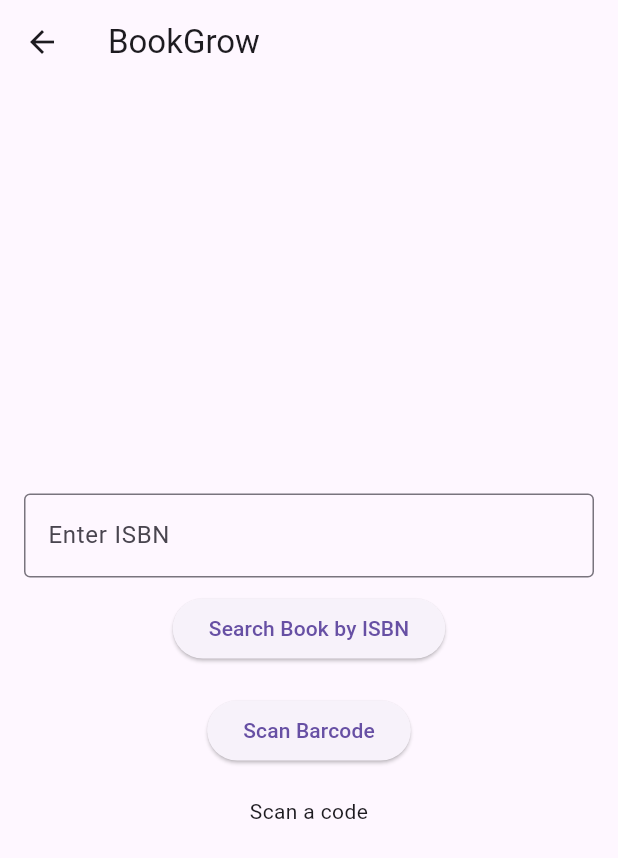
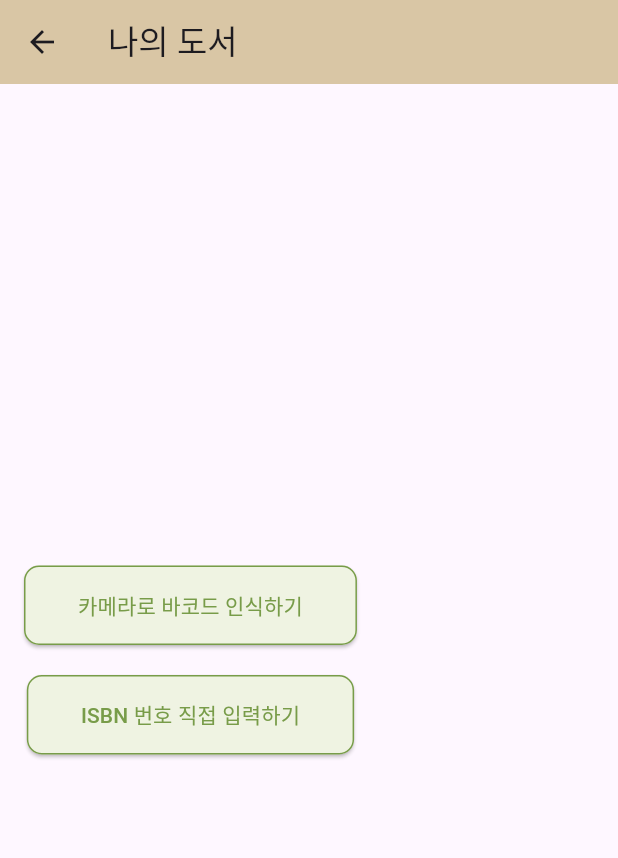
Before and after one commit to yangseoh22/capstone_bookgrow_App, a Flutter app: the MyBooks screen opened directly, scrolled down 126 dp, after a tap on "새로운 도서 등록하러 가기", on a phone screen of 412 x 824 dp. Shown: the top 858 px of the screen. Run offline on Flutter 3.47's test engine with Material 3 defaults, Android fonts, the phone set to English and light mode, and no system bars; our stand-ins replace get, logger; missing offline and left inert: barcode_scan2; network calls fail.

Commit message:
TASK #3 : 폴더를 분리하였습니다.

```diff
--- a/lib/login.dart
+++ b/lib/login/login.dart
@@ -1,6 +1,6 @@
 import 'package:flutter/material.dart';
 import 'package:get/get.dart';
-import 'mybooks.dart'; // 나의 도서 페이지
+import '../mybooks/mybooks.dart'; // 나의 도서 페이지
 import 'signup.dart'; // 회원가입 페이지
 
 class LoginPage extends StatelessWidget {
--- a/lib/main.dart
+++ b/lib/main.dart
@@ -1,6 +1,6 @@
 import 'package:flutter/material.dart';
 import 'package:get/get.dart';
-import 'login.dart'; // 로그인 페이지
+import 'login/login.dart'; // 로그인 페이지
 
 void main() {
   runApp(MyApp());
--- a/lib/mybooks.dart
+++ /dev/null
@@ -1,229 +0,0 @@
-import 'package:flutter/material.dart';
-import 'package:get/get.dart';
-import 'custom_bottom_nav.dart';
-import 'barcode_scan.dart'; // 바코드 스캔 페이지
-
-class MyBooks extends StatefulWidget {
-  @override
-  _MyBooksState createState() => _MyBooksState();
-}
-
-class _MyBooksState extends State<MyBooks> {
-  List<String> categories = ['전체', '소설', '비소설', '과학', '기타'];
-  String dropdownValue = '전체';
-
-  @override
-  Widget build(BuildContext context) {
-    return Scaffold(
-        body: Padding(
-          padding: const EdgeInsets.all(20.0),
-          child: Column(
-            crossAxisAlignment: CrossAxisAlignment.start,
-            children: [
-              SizedBox(height: 30),
-              Text(
-                '나의 도서',
-                style: TextStyle(
-                  color: Color(0xFF789C49), // 초록색 텍스트
-                  fontSize: 28,
-                  fontWeight: FontWeight.bold,
-                ),
-              ),
-              SizedBox(height: 20),
-              Align(
-                alignment: Alignment.center, // 가로 방향으로 중앙 정렬
-                child: ElevatedButton(
-                  onPressed: () {
-                    Get.to(() => BarcodeScanExample());  // 새로운 도서 등록 로직 추가
-                  },
-                  style: ElevatedButton.styleFrom(
-                    backgroundColor: Color(0xFFF1F4E8),
-                    padding: EdgeInsets.symmetric(horizontal: 50, vertical: 30),
-                    side: BorderSide(
-                      color: Color(0xFF789C49),
-                      width: 1.0,
-                    ),
-                    shape: RoundedRectangleBorder(
-                      borderRadius: BorderRadius.circular(20.0),
-                    ),
-                  ),
-                  child: Text(
-                    '새로운 도서 등록하러 가기',
-                    style: TextStyle(fontSize: 16, color: Color(0xFF789C49)),
-                  ),
-                ),
-              ),
-              SizedBox(height: 20),
-              TextButton(
-                onPressed: () {
-                  Get.to(() => CategoryEditPage(
-                    categories: categories,
-                    onCategoriesChanged: (updatedCategories) {
-                      setState(() {
-                        categories = updatedCategories;
-                      });
-                    },
-                  ));
-                },
-                child: Text(
-                  '카테고리 수정',
-                  style: TextStyle(
-                    color: Colors.grey,
-                    decoration: TextDecoration.underline,
-                  ),
-                ),
-              ),
-              // 카테고리 선택 드롭박스
-              Row(
-                children: [
-                  SizedBox(width: 100),
-                  Text(
-                    '카테고리',
-                    style: TextStyle(
-                      color: Colors.blueGrey,
-                      fontSize: 15,
-                      fontWeight: FontWeight.bold,
-                    ),
-                  ),
-                  SizedBox(width: 30),
-                  DropdownButton<String>(
-                    value: dropdownValue,
-                    icon: Icon(Icons.arrow_drop_down),
-                    items: categories
-                        .map<DropdownMenuItem<String>>((String value) {
-                      return DropdownMenuItem<String>(
-                        value: value,
-                        child: Text(
-                          value,
-                          style: TextStyle(
-                            color: Colors.grey,
-                          ),
-                        ),
-                      );
-                    }).toList(),
-                    onChanged: (String? newValue) {
-                      setState(() {
-                        dropdownValue = newValue!;
-                      });
-                    },
-                  ),
-                ],
-              ),
-              Expanded(
-                child: ListView.builder(
-                  itemCount: 10, // 샘플 데이터 수
-                  itemBuilder: (context, index) {
-                    return ListTile(
-                      leading: Container(
-                        width: 50,
-                        height: 50,
-                        color: Colors.grey, // 책 표지 위치
-                        child: Center(child: Text('책표지')),
-                      ),
-                      title: Text(
-                        '도서제목입니다.',
-                        style: TextStyle(
-                          color: Colors.grey,
-                        ),
-                      ),
-                    );
-                  },
-                ),
-              ),
-            ],
-          ),
-        ),
-      bottomNavigationBar: CustomBottomNavBar(selectedIndex: 0), // 하단 네비게이션 바
-    );
-  }
-}
-
-// 카테고리 수정 페이지
-class CategoryEditPage extends StatefulWidget {
-  final List<String> categories;
-  final ValueChanged<List<String>> onCategoriesChanged;
-
-  CategoryEditPage({required this.categories, required this.onCategoriesChanged});
-
-  @override
-  _CategoryEditPageState createState() => _CategoryEditPageState();
-}
-
-class _CategoryEditPageState extends State<CategoryEditPage> {
-  List<String> categories = [];
-  final TextEditingController _categoryController = TextEditingController();
-
-  @override
-  void initState() {
-    super.initState();
-    categories = List.from(widget.categories); // 기존 카테고리 목록을 받아옴
-  }
-
-  void _addCategory() {
-    if (_categoryController.text.isNotEmpty) {
-      setState(() {
-        categories.add(_categoryController.text);
-        _categoryController.clear();
-      });
-    }
-  }
-
-  void _removeCategory(int index) {
-    setState(() {
-      categories.removeAt(index);
-    });
-  }
-
-  void _goBack() {
-    widget.onCategoriesChanged(categories); // 수정된 카테고리 목록 전달
-    Get.back(); // 뒤로 가기
-  }
-
-  @override
-  Widget build(BuildContext context) {
-    return Scaffold(
-      appBar: AppBar(
-        title: Text('카테고리 수정'),
-      ),
-      body: Padding(
-        padding: const EdgeInsets.all(16.0),
-        child: Column(
-          children: [
-            // 카테고리 리스트
-            Expanded(
-              child: ListView.builder(
-                itemCount: categories.length,
-                itemBuilder: (context, index) {
-                  return ListTile(
-                    title: Text(categories[index]),
-                    trailing: IconButton(
-                      icon: Icon(Icons.delete, color: Colors.red),
-                      onPressed: () => _removeCategory(index),
-                    ),
-                  );
-                },
-              ),
-            ),
-            // 새 카테고리 추가 필드
-            TextField(
-              controller: _categoryController,
-              decoration: InputDecoration(
-                hintText: '새 카테고리 입력',
-                suffixIcon: IconButton(
-                  icon: Icon(Icons.add),
-                  onPressed: _addCategory,
-                ),
-              ),
-            ),
-            SizedBox(height: 20),
-            // 뒤로 가기 버튼
-            ElevatedButton(
-              onPressed: _goBack,
-              child: Text('뒤로 가기'),
-            ),
-          ],
-        ),
-      ),
-    );
-  }
-}
--- a/lib/barcode_scan.dart
+++ b/lib/mybooks/barcode_scan.dart
@@ -1,7 +1,7 @@
 import 'package:flutter/material.dart';
 import 'package:barcode_scan2/barcode_scan2.dart';
-import 'package:logger/logger.dart';  // 로그
-import 'book_info.dart'; // 도서 정보 페이지
+import 'package:logger/logger.dart';
+import 'book_info.dart';
 
 // Logger 인스턴스 생성
 var logger = Logger();
@@ -30,7 +30,6 @@ class _BarcodeScanExampleState extends State<BarcodeScanExample> {
         logger.i("스캔된 바코드: $barcode");  // 정보 로그
         logger.i("생성된 API URL: $apiUrl");  // 정보 로그
       });
-      // 스캔 후에 API 요청 및 결과 페이지로 이동
       if (apiUrl.isNotEmpty) {
         logger.i("API 요청을 위해 페이지 이동");
         Navigator.push(
@@ -66,10 +65,7 @@ class _BarcodeScanExampleState extends State<BarcodeScanExample> {
 
   // 국립중앙도서관 ISBN API URL 조합 메서드
   String _generateApiUrl(String isbn) {
-    // 국립중앙도서관 API의 기본 URL
     const baseUrl = 'https://www.nl.go.kr/NL/search/openApi/search.do';
-
-    // kwd 파라미터에 스캔된 ISBN과 API 키를 조합하여 최종 URL 생성
     return '$baseUrl?key=$apiKey&kwd=$isbn';
   }
 
@@ -77,48 +73,49 @@ class _BarcodeScanExampleState extends State<BarcodeScanExample> {
   Widget build(BuildContext context) {
     return Scaffold(
       appBar: AppBar(
-        title: Text('BookGrow'),  // 앱 상단의 제목
+        title: Text('나의 도서'), // 상단 제목
+        backgroundColor: Color(0xFFD9C6A5), // 상단 배경색
       ),
-      body: Center(
-        child: Padding(
-          padding: const EdgeInsets.all(16.0),
-          child: Column(
-            mainAxisAlignment: MainAxisAlignment.center,
-            children: <Widget>[
-              // ISBN 직접 입력 필드
-              TextField(
-                controller: isbnController,
-                decoration: InputDecoration(
-                  border: OutlineInputBorder(),
-                  labelText: 'Enter ISBN',
+      body: Padding(
+        padding: const EdgeInsets.all(16.0),
+        child: Column(
+          mainAxisAlignment: MainAxisAlignment.center,
+          children: [
+            // 첫 번째 버튼: 바코드 인식
+            ElevatedButton(
+              onPressed: scanBarcode,
+              style: ElevatedButton.styleFrom(
+                backgroundColor: Color(0xFFEFF3E2), // 연한 초록 배경색
+                padding: EdgeInsets.symmetric(vertical: 16.0, horizontal: 36.0),
+                shape: RoundedRectangleBorder(
+                  borderRadius: BorderRadius.circular(10),
                 ),
-                keyboardType: TextInputType.number,  // 숫자 키패드 표시
-                onChanged: (value) {
-                  setState(() {
-                    isbnInput = value;  // 입력된 ISBN을 반영
-                  });
-                },
+                side: BorderSide(color: Color(0xFF789C49)), // 테두리 색상
               ),
-              SizedBox(height: 10),  // 여백 추가
-              // 도서 검색 버튼
-              ElevatedButton(
-                onPressed: searchBook,  // 버튼 클릭 시 ISBN 검색 실행
-                child: Text('Search Book by ISBN'),
+              child: Text(
+                '카메라로 바코드 인식하기',
+                style: TextStyle(color: Color(0xFF789C49)), // 텍스트 색상
               ),
-              SizedBox(height: 20),  // 버튼과 스캔 버튼 사이에 여백 추가
-              // 바코드 스캔 시작 버튼
-              ElevatedButton(
-                onPressed: scanBarcode,  // 버튼 클릭 시 바코드 스캔 실행
-                child: Text('Scan Barcode'),
+            ),
+            SizedBox(height: 20), // 버튼 사이 여백
+
+            // 두 번째 버튼: ISBN 직접 입력
+            ElevatedButton(
+              onPressed: searchBook,
+              style: ElevatedButton.styleFrom(
+                backgroundColor: Color(0xFFEFF3E2),
+                padding: EdgeInsets.symmetric(vertical: 16.0, horizontal: 36.0),
+                shape: RoundedRectangleBorder(
+                  borderRadius: BorderRadius.circular(10),
+                ),
+                side: BorderSide(color: Color(0xFF789C49)),
               ),
-              SizedBox(height: 20),  // 버튼과 결과 텍스트 사이에 여백 추가
-              // 스캔된 결과 또는 안내 메시지 표시
-              Text(
-                barcode.isEmpty ? 'Scan a code' : 'Scanned code: $barcode',
-                textAlign: TextAlign.center,
+              child: Text(
+                'ISBN 번호 직접 입력하기',
+                style: TextStyle(color: Color(0xFF789C49)),
               ),
-            ],
-          ),
+            ),
+          ],
         ),
       ),
     );
--- /dev/null
+++ b/lib/mybooks/mybooks.dart
@@ -0,0 +1,229 @@
+import 'package:flutter/material.dart';
+import 'package:get/get.dart';
+import '../custom_bottom_nav.dart';
+import 'barcode_scan.dart'; // 바코드 스캔 페이지
+
+class MyBooks extends StatefulWidget {
+  @override
+  _MyBooksState createState() => _MyBooksState();
+}
+
+class _MyBooksState extends State<MyBooks> {
+  List<String> categories = ['전체', '소설', '비소설', '과학', '기타'];
+  String dropdownValue = '전체';
+
+  @override
+  Widget build(BuildContext context) {
+    return Scaffold(
+      body: Padding(
+        padding: const EdgeInsets.all(20.0),
+        child: Column(
+          crossAxisAlignment: CrossAxisAlignment.start,
+          children: [
+            SizedBox(height: 30),
+            Text(
+              '나의 도서',
+              style: TextStyle(
+                color: Color(0xFF789C49), // 초록색 텍스트
+                fontSize: 28,
+                fontWeight: FontWeight.bold,
+              ),
+            ),
+            SizedBox(height: 20),
+            Align(
+              alignment: Alignment.center, // 가로 방향으로 중앙 정렬
+              child: ElevatedButton(
+                onPressed: () {
+                  Get.to(() => BarcodeScanExample());  // 새로운 도서 등록 로직 추가
+                },
+                style: ElevatedButton.styleFrom(
+                  backgroundColor: Color(0xFFF1F4E8),
+                  padding: EdgeInsets.symmetric(horizontal: 50, vertical: 30),
+                  side: BorderSide(
+                    color: Color(0xFF789C49),
+                    width: 1.0,
+                  ),
+                  shape: RoundedRectangleBorder(
+                    borderRadius: BorderRadius.circular(20.0),
+                  ),
+                ),
+                child: Text(
+                  '새로운 도서 등록하러 가기',
+                  style: TextStyle(fontSize: 16, color: Color(0xFF789C49)),
+                ),
+              ),
+            ),
+            SizedBox(height: 20),
+            TextButton(
+              onPressed: () {
+                Get.to(() => CategoryEditPage(
+                  categories: categories,
+                  onCategoriesChanged: (updatedCategories) {
+                    setState(() {
+                      categories = updatedCategories;
+                    });
+                  },
+                ));
+              },
+              child: Text(
+                '카테고리 수정',
+                style: TextStyle(
+                  color: Colors.grey,
+                  decoration: TextDecoration.underline,
+                ),
+              ),
+            ),
+            // 카테고리 선택 드롭박스
+            Row(
+              children: [
+                SizedBox(width: 100),
+                Text(
+                  '카테고리',
+                  style: TextStyle(
+                    color: Colors.blueGrey,
+                    fontSize: 15,
+                    fontWeight: FontWeight.bold,
+                  ),
+                ),
+                SizedBox(width: 30),
+                DropdownButton<String>(
+                  value: dropdownValue,
+                  icon: Icon(Icons.arrow_drop_down),
+                  items: categories
+                      .map<DropdownMenuItem<String>>((String value) {
+                    return DropdownMenuItem<String>(
+                      value: value,
+                      child: Text(
+                        value,
+                        style: TextStyle(
+                          color: Colors.grey,
+                        ),
+                      ),
+                    );
+                  }).toList(),
+                  onChanged: (String? newValue) {
+                    setState(() {
+                      dropdownValue = newValue!;
+                    });
+                  },
+                ),
+              ],
+            ),
+            Expanded(
+              child: ListView.builder(
+                itemCount: 10, // 샘플 데이터 수
+                itemBuilder: (context, index) {
+                  return ListTile(
+                    leading: Container(
+                      width: 50,
+                      height: 50,
+                      color: Colors.grey, // 책 표지 위치
+                      child: Center(child: Text('책표지')),
+                    ),
+                    title: Text(
+                      '도서제목입니다.',
+                      style: TextStyle(
+                        color: Colors.grey,
+                      ),
+                    ),
+                  );
+                },
+              ),
+            ),
+          ],
+        ),
+      ),
+      bottomNavigationBar: CustomBottomNavBar(selectedIndex: 0), // 하단 네비게이션 바
+    );
+  }
+}
+
+// 카테고리 수정 페이지
+class CategoryEditPage extends StatefulWidget {
+  final List<String> categories;
+  final ValueChanged<List<String>> onCategoriesChanged;
+
+  CategoryEditPage({required this.categories, required this.onCategoriesChanged});
+
+  @override
+  _CategoryEditPageState createState() => _CategoryEditPageState();
+}
+
+class _CategoryEditPageState extends State<CategoryEditPage> {
+  List<String> categories = [];
+  final TextEditingController _categoryController = TextEditingController();
+
+  @override
+  void initState() {
+    super.initState();
+    categories = List.from(widget.categories); // 기존 카테고리 목록을 받아옴
+  }
+
+  void _addCategory() {
+    if (_categoryController.text.isNotEmpty) {
+      setState(() {
+        categories.add(_categoryController.text);
+        _categoryController.clear();
+      });
+    }
+  }
+
+  void _removeCategory(int index) {
+    setState(() {
+      categories.removeAt(index);
+    });
+  }
+
+  void _goBack() {
+    widget.onCategoriesChanged(categories); // 수정된 카테고리 목록 전달
+    Get.back(); // 뒤로 가기
+  }
+
+  @override
+  Widget build(BuildContext context) {
+    return Scaffold(
+      appBar: AppBar(
+        title: Text('카테고리 수정'),
+      ),
+      body: Padding(
+        padding: const EdgeInsets.all(16.0),
+        child: Column(
+          children: [
+            // 카테고리 리스트
+            Expanded(
+              child: ListView.builder(
+                itemCount: categories.length,
+                itemBuilder: (context, index) {
+                  return ListTile(
+                    title: Text(categories[index]),
+                    trailing: IconButton(
+                      icon: Icon(Icons.delete, color: Colors.red),
+                      onPressed: () => _removeCategory(index),
+                    ),
+                  );
+                },
+              ),
+            ),
+            // 새 카테고리 추가 필드
+            TextField(
+              controller: _categoryController,
+              decoration: InputDecoration(
+                hintText: '새 카테고리 입력',
+                suffixIcon: IconButton(
+                  icon: Icon(Icons.add),
+                  onPressed: _addCategory,
+                ),
+              ),
+            ),
+            SizedBox(height: 20),
+            // 뒤로 가기 버튼
+            ElevatedButton(
+              onPressed: _goBack,
+              child: Text('뒤로 가기'),
+            ),
+          ],
+        ),
+      ),
+    );
+  }
+}
--- a/lib/profile.dart
+++ b/lib/mypages/profile.dart
@@ -1,5 +1,5 @@
 import 'package:flutter/material.dart';
-import 'custom_bottom_nav.dart';
+import '../custom_bottom_nav.dart';
 
 class Profile extends StatelessWidget {
   @override
--- a/lib/timer.dart
+++ b/lib/reading/timer.dart
@@ -1,5 +1,5 @@
 import 'package:flutter/material.dart';
-import 'custom_bottom_nav.dart';
+import '../custom_bottom_nav.dart';
 
 class Timer extends StatelessWidget {
   @override
--- a/lib/recommendation.dart
+++ b/lib/recommend/recommendation.dart
@@ -1,5 +1,5 @@
 import 'package:flutter/material.dart';
-import 'custom_bottom_nav.dart';
+import '../custom_bottom_nav.dart';
 
 class Recommendation extends StatelessWidget {
   @override
```
Also changed, not shown: lib/custom_bottom_nav.dart (+4 -4 lines), lib/login/signup.dart (renamed from lib/signup.dart), lib/mybooks/book_info.dart (renamed from lib/book_info.dart).
